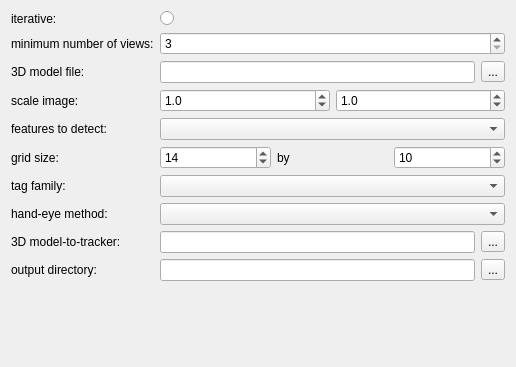
Before: the Qt Designer form MITK/Plugins/uk.ac.ucl.cmic.igicameracal/src/internal/CameraCalViewPreferencePage.ui in NifTK/NifTK, drawn with Qt 5.
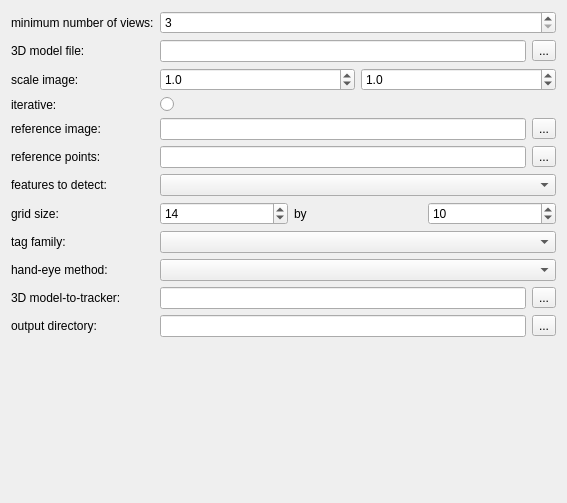
After: the same form once the commit is applied.

Commit message: Issue #4659: Pass iterative calibration ref data to manager class

Diff of the .ui file:
```diff
--- a/MITK/Plugins/uk.ac.ucl.cmic.igicameracal/src/internal/CameraCalViewPreferencePage.ui
+++ b/MITK/Plugins/uk.ac.ucl.cmic.igicameracal/src/internal/CameraCalViewPreferencePage.ui
@@ -6,52 +6,38 @@
    <rect>
     <x>0</x>
     <y>0</y>
-    <width>516</width>
-    <height>367</height>
+    <width>567</width>
+    <height>503</height>
    </rect>
   </property>
   <property name="windowTitle">
    <string>Form</string>
   </property>
-  <layout class="QHBoxLayout" name="horizontalLayout_6">
+  <layout class="QHBoxLayout" name="horizontalLayout_8">
    <item>
     <layout class="QFormLayout" name="formLayout">
      <item row="0" column="0">
-      <widget class="QLabel" name="m_IterativeLabel">
-       <property name="text">
-        <string>iterative:</string>
-       </property>
-      </widget>
-     </item>
-     <item row="0" column="1">
-      <widget class="QRadioButton" name="m_IterativeCheckBox">
-       <property name="text">
-        <string/>
-       </property>
-      </widget>
-     </item>
-     <item row="1" column="0">
       <widget class="QLabel" name="m_MinimumViewsLabel">
        <property name="text">
         <string>minimum number of views:</string>
        </property>
       </widget>
      </item>
-     <item row="1" column="1">
+     <item row="0" column="1">
       <widget class="QSpinBox" name="m_MinimumViewsSpinBox">
        <property name="minimum">
         <number>3</number>
        </property>
       </widget>
      </item>
-     <item row="2" column="0">
+     <item row="1" column="0">
       <widget class="QLabel" name="m_3DModelLabel">
        <property name="text">
         <string>3D model file:</string>
        </property>
       </widget>
      </item>
-     <item row="2" column="1">
+     <item row="1" column="1">
       <layout class="QHBoxLayout" name="horizontalLayout_5">
        <item>
         <widget class="QLineEdit" name="m_3DModelLineEdit"/>
@@ -65,14 +51,14 @@
        </item>
       </layout>
      </item>
-     <item row="3" column="0">
+     <item row="2" column="0">
       <widget class="QLabel" name="m_ScaleImageLabel">
        <property name="text">
         <string>scale image:</string>
        </property>
       </widget>
      </item>
-     <item row="3" column="1">
+     <item row="2" column="1">
       <layout class="QHBoxLayout" name="horizontalLayout_2">
        <item>
         <widget class="QDoubleSpinBox" name="m_ScaleImageInXSpinBox">
@@ -114,24 +100,80 @@
        </item>
       </layout>
      </item>
+     <item row="3" column="0">
+      <widget class="QLabel" name="m_IterativeLabel">
+       <property name="text">
+        <string>iterative:</string>
+       </property>
+      </widget>
+     </item>
+     <item row="3" column="1">
+      <widget class="QRadioButton" name="m_IterativeCheckBox">
+       <property name="text">
+        <string/>
+       </property>
+      </widget>
+     </item>
      <item row="4" column="0">
+      <widget class="QLabel" name="m_ReferenceImageLabel">
+       <property name="text">
+        <string>reference image:</string>
+       </property>
+      </widget>
+     </item>
+     <item row="4" column="1">
+      <layout class="QHBoxLayout" name="horizontalLayout_6">
+       <item>
+        <widget class="QLineEdit" name="m_ReferenceImageLineEdit"/>
+       </item>
+       <item>
+        <widget class="QToolButton" name="m_ReferenceImagePushButton">
+         <property name="text">
+          <string>...</string>
+         </property>
+        </widget>
+       </item>
+      </layout>
+     </item>
+     <item row="5" column="0">
+      <widget class="QLabel" name="m_ReferencePointsLabel">
+       <property name="text">
+        <string>reference points:</string>
+       </property>
+      </widget>
+     </item>
+     <item row="5" column="1">
+      <layout class="QHBoxLayout" name="horizontalLayout_7">
+       <item>
+        <widget class="QLineEdit" name="m_ReferencePointsLineEdit"/>
+       </item>
+       <item>
+        <widget class="QToolButton" name="m_ReferencePointsPushButton">
+         <property name="text">
+          <string>...</string>
+         </property>
+        </widget>
+       </item>
+      </layout>
+     </item>
+     <item row="6" column="0">
       <widget class="QLabel" name="m_FeaturesLabel">
        <property name="text">
         <string>features to detect:</string>
        </property>
       </widget>
      </item>
-     <item row="4" column="1">
+     <item row="6" column="1">
       <widget class="QComboBox" name="m_FeaturesComboBox"/>
      </item>
-     <item row="5" column="0">
+     <item row="7" column="0">
       <widget class="QLabel" name="m_GridSizeLabel">
        <property name="text">
         <string>grid size:</string>
        </property>
       </widget>
      </item>
-     <item row="5" column="1">
+     <item row="7" column="1">
       <layout class="QHBoxLayout" name="horizontalLayout">
        <item>
         <widget class="QSpinBox" name="m_GridPointsInXSpinBox">
@@ -162,34 +204,34 @@
        </item>
       </layout>
      </item>
-     <item row="6" column="0">
+     <item row="8" column="0">
       <widget class="QLabel" name="m_TagFamilyLabel">
        <property name="text">
         <string>tag family:</string>
        </property>
       </widget>
      </item>
-     <item row="6" column="1">
+     <item row="8" column="1">
       <widget class="QComboBox" name="m_TagFamilyComboBox"/>
      </item>
-     <item row="7" column="0">
+     <item row="9" column="0">
       <widget class="QLabel" name="m_HandEyeLabel">
        <property name="text">
         <string>hand-eye method:</string>
        </property>
       </widget>
      </item>
-     <item row="7" column="1">
+     <item row="9" column="1">
       <widget class="QComboBox" name="m_HandEyeComboBox"/>
      </item>
-     <item row="8" column="0">
+     <item row="10" column="0">
       <widget class="QLabel" name="m_ModelToTrackerLabel">
        <property name="text">
         <string>3D model-to-tracker:</string>
        </property>
       </widget>
      </item>
-     <item row="8" column="1">
+     <item row="10" column="1">
       <layout class="QHBoxLayout" name="horizontalLayout_4">
        <item>
         <widget class="QLineEdit" name="m_ModelToTrackerLineEdit"/>
@@ -203,14 +245,14 @@
        </item>
       </layout>
      </item>
-     <item row="9" column="0">
+     <item row="11" column="0">
       <widget class="QLabel" name="m_OutputDirectoryLabel">
        <property name="text">
         <string>output directory:</string>
        </property>
       </widget>
      </item>
-     <item row="9" column="1">
+     <item row="11" column="1">
       <layout class="QHBoxLayout" name="horizontalLayout_3">
        <item>
         <widget class="QLineEdit" name="m_OutputDirectoryLineEdit"/>
```
The commit also changes 5 other files.
